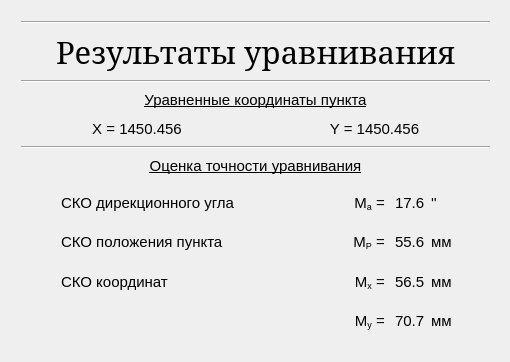
Qt form QtRAI/QtRAI/QtResult.ui (AlSergachev/QtRAI) before a commit.
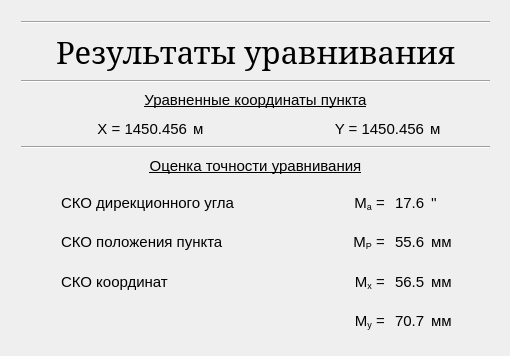
The same form after that commit.

```diff
--- a/QtRAI/QtRAI/QtResult.ui
+++ b/QtRAI/QtRAI/QtResult.ui
@@ -7,9 +7,21 @@
     <x>0</x>
     <y>0</y>
     <width>510</width>
-    <height>362</height>
+    <height>356</height>
    </rect>
   </property>
+  <property name="minimumSize">
+   <size>
+    <width>510</width>
+    <height>356</height>
+   </size>
+  </property>
+  <property name="maximumSize">
+   <size>
+    <width>510</width>
+    <height>356</height>
+   </size>
+  </property>
   <property name="windowTitle">
    <string>QtResult</string>
   </property>
@@ -66,19 +78,49 @@
      <layout class="QHBoxLayout" name="horizontalLayout_4">
       <item>
        <widget class="QLabel" name="label_x">
+        <property name="sizePolicy">
+         <sizepolicy hsizetype="Preferred" vsizetype="Preferred">
+          <horstretch>0</horstretch>
+          <verstretch>0</verstretch>
+         </sizepolicy>
+        </property>
         <property name="font">
          <font>
           <pointsize>11</pointsize>
          </font>
         </property>
+        <property name="layoutDirection">
+         <enum>Qt::RightToLeft</enum>
+        </property>
         <property name="text">
-         <string>&lt;html&gt;&lt;head/&gt;&lt;body&gt;&lt;p align=&quot;center&quot;&gt;X = 1450.456&lt;/p&gt;&lt;/body&gt;&lt;/html&gt;</string>
+         <string>&lt;html&gt;&lt;head/&gt;&lt;body&gt;&lt;p align=&quot;right&quot;&gt;X = 1450.456&lt;/p&gt;&lt;/body&gt;&lt;/html&gt;</string>
+        </property>
+        <property name="alignment">
+         <set>Qt::AlignRight|Qt::AlignTrailing|Qt::AlignVCenter</set>
         </property>
         <property name="textInteractionFlags">
          <set>Qt::LinksAccessibleByMouse|Qt::TextSelectableByMouse</set>
         </property>
        </widget>
       </item>
+      <item>
+       <widget class="QLabel" name="label_15">
+        <property name="maximumSize">
+         <size>
+          <width>60</width>
+          <height>16777215</height>
+         </size>
+        </property>
+        <property name="font">
+         <font>
+          <pointsize>11</pointsize>
+         </font>
+        </property>
+        <property name="text">
+         <string>&lt;html&gt;&lt;head/&gt;&lt;body&gt;&lt;p&gt;м&lt;/p&gt;&lt;/body&gt;&lt;/html&gt;</string>
+        </property>
+       </widget>
+      </item>
       <item>
        <widget class="QLabel" name="label_y">
         <property name="font">
@@ -86,14 +128,38 @@
           <pointsize>11</pointsize>
          </font>
         </property>
+        <property name="layoutDirection">
+         <enum>Qt::RightToLeft</enum>
+        </property>
         <property name="text">
-         <string>&lt;html&gt;&lt;head/&gt;&lt;body&gt;&lt;p align=&quot;center&quot;&gt;Y = 1450.456&lt;/p&gt;&lt;/body&gt;&lt;/html&gt;</string>
+         <string>&lt;html&gt;&lt;head/&gt;&lt;body&gt;&lt;p align=&quot;right&quot;&gt;Y = 1450.456&lt;/p&gt;&lt;/body&gt;&lt;/html&gt;</string>
+        </property>
+        <property name="alignment">
+         <set>Qt::AlignRight|Qt::AlignTrailing|Qt::AlignVCenter</set>
         </property>
         <property name="textInteractionFlags">
          <set>Qt::LinksAccessibleByMouse|Qt::TextSelectableByMouse</set>
         </property>
        </widget>
       </item>
+      <item>
+       <widget class="QLabel" name="label_16">
+        <property name="maximumSize">
+         <size>
+          <width>60</width>
+          <height>16777215</height>
+         </size>
+        </property>
+        <property name="font">
+         <font>
+          <pointsize>11</pointsize>
+         </font>
+        </property>
+        <property name="text">
+         <string>&lt;html&gt;&lt;head/&gt;&lt;body&gt;&lt;p&gt;м&lt;/p&gt;&lt;/body&gt;&lt;/html&gt;</string>
+        </property>
+       </widget>
+      </item>
      </layout>
     </item>
     <item>
```
